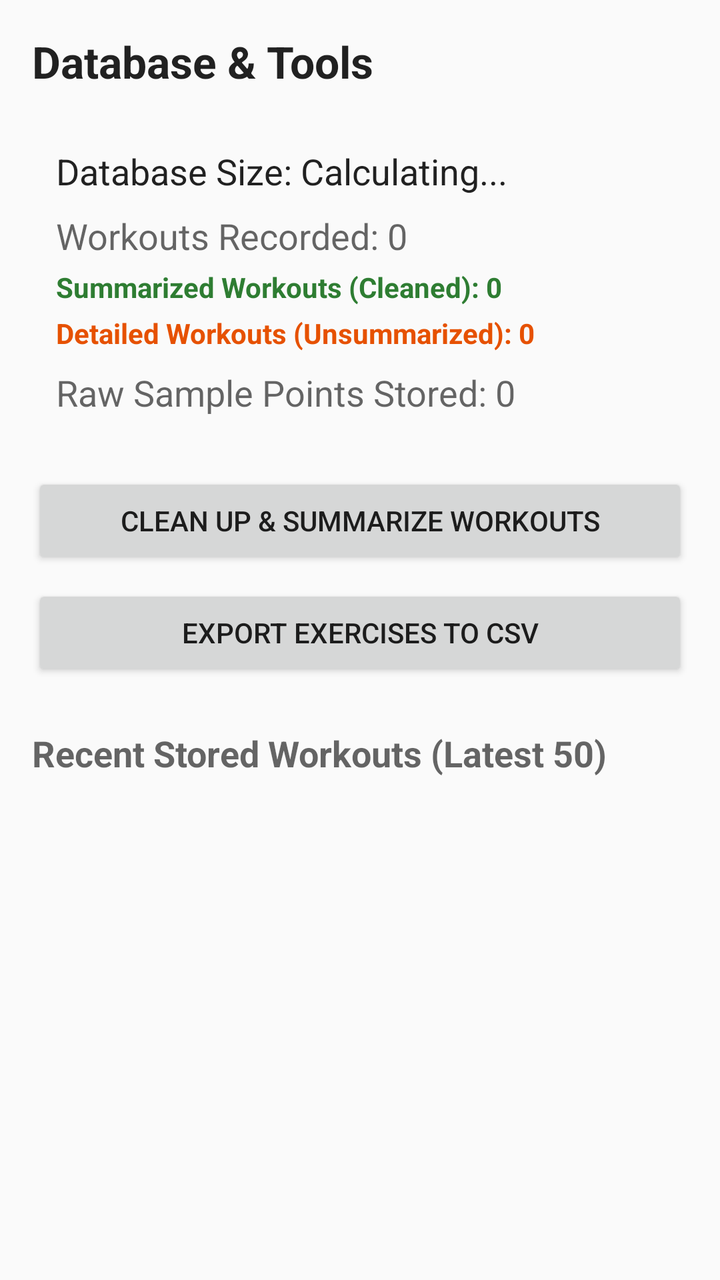
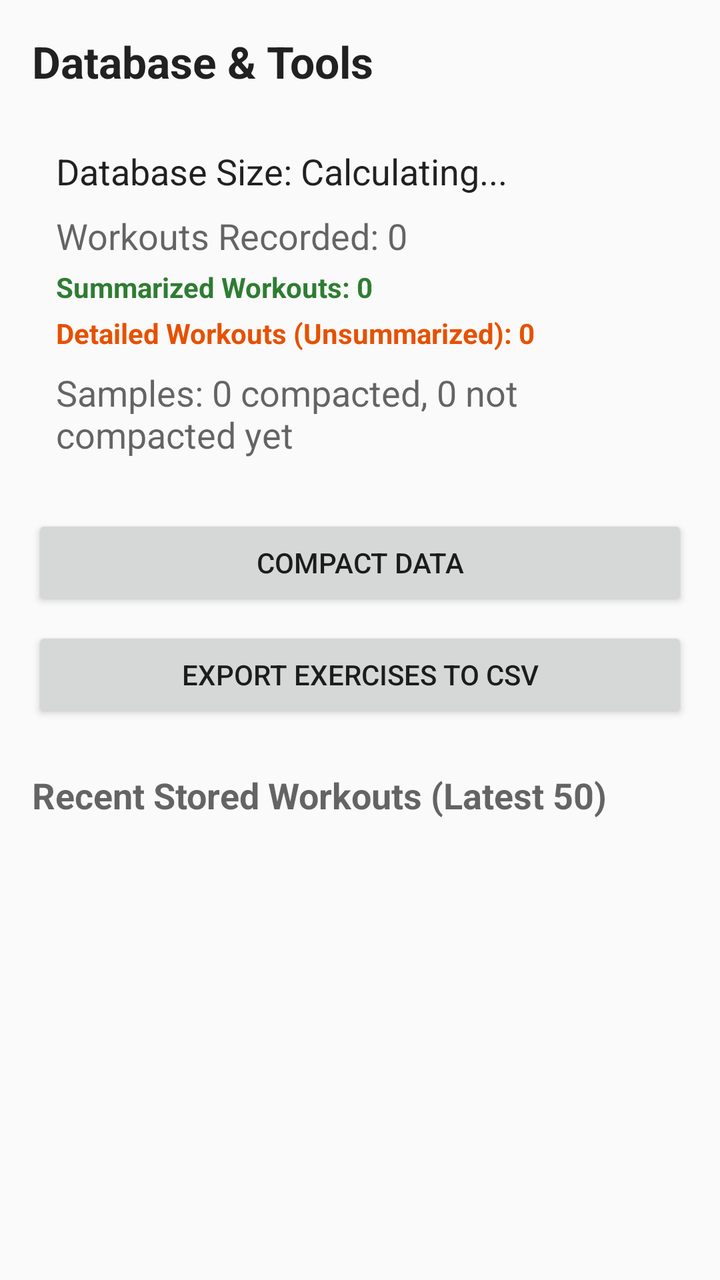

Before-and-after screenshots of an Android layout around one commit, followed by the original layout XML and the change that was made.
<!-- AndroidManifest.xml: application theme AppTheme -->
<!-- res/layout/fragment_history.xml -->
<?xml version="1.0" encoding="utf-8"?>
<androidx.core.widget.NestedScrollView xmlns:android="http://schemas.android.com/apk/res/android"
    xmlns:app="http://schemas.android.com/apk/res-auto"
    xmlns:tools="http://schemas.android.com/tools"
    android:layout_width="match_parent"
    android:layout_height="match_parent"
    android:fillViewport="true">

    <androidx.constraintlayout.widget.ConstraintLayout
        android:layout_width="match_parent"
        android:layout_height="wrap_content"
        android:padding="16dp">

        <TextView
            android:id="@+id/tvToolsTitle"
            android:layout_width="wrap_content"
            android:layout_height="wrap_content"
            android:text="Database &amp; Tools"
            android:textAppearance="@style/TextAppearance.AppCompat.Large"
            android:textStyle="bold"
            app:layout_constraintStart_toStartOf="parent"
            app:layout_constraintTop_toTopOf="parent" />

        <LinearLayout
            android:id="@+id/dbStatsLayout"
            android:layout_width="0dp"
            android:layout_height="wrap_content"
            android:layout_marginTop="16dp"
            android:orientation="vertical"
            android:padding="12dp"
            app:layout_constraintEnd_toEndOf="parent"
            app:layout_constraintStart_toStartOf="parent"
            app:layout_constraintTop_toBottomOf="@id/tvToolsTitle">

            <TextView
                android:id="@+id/tvDatabaseSize"
                android:layout_width="wrap_content"
                android:layout_height="wrap_content"
                android:text="Database Size: Calculating..."
                android:textAppearance="@style/TextAppearance.AppCompat.Medium"
                android:textColor="?android:attr/textColorPrimary" />

            <TextView
                android:id="@+id/tvExerciseCount"
                android:layout_width="wrap_content"
                android:layout_height="wrap_content"
                android:layout_marginTop="8dp"
                android:text="Workouts Recorded: 0"
                android:textAppearance="@style/TextAppearance.AppCompat.Medium"
                android:textColor="?android:attr/textColorSecondary" />

            <TextView
                android:id="@+id/tvSummarizedCount"
                android:layout_width="wrap_content"
                android:layout_height="wrap_content"
                android:layout_marginTop="4dp"
                android:text="Summarized Workouts (Cleaned): 0"
                android:textAppearance="@style/TextAppearance.AppCompat.Small"
                android:textColor="#2E7D32"
                android:textStyle="bold" />

            <TextView
                android:id="@+id/tvUnsummarizedCount"
                android:layout_width="wrap_content"
                android:layout_height="wrap_content"
                android:layout_marginTop="4dp"
                android:text="Detailed Workouts (Unsummarized): 0"
                android:textAppearance="@style/TextAppearance.AppCompat.Small"
                android:textColor="#E65100"
                android:textStyle="bold" />

            <TextView
                android:id="@+id/tvDataPointCount"
                android:layout_width="wrap_content"
                android:layout_height="wrap_content"
                android:layout_marginTop="8dp"
                android:text="Raw Sample Points Stored: 0"
                android:textAppearance="@style/TextAppearance.AppCompat.Medium"
                android:textColor="?android:attr/textColorSecondary" />

        </LinearLayout>

        <Button
            android:id="@+id/btnSummarizeWorkouts"
            android:layout_width="0dp"
            android:layout_height="wrap_content"
            android:layout_marginTop="16dp"
            android:text="Clean Up &amp; Summarize Workouts"
            app:layout_constraintEnd_toEndOf="parent"
            app:layout_constraintStart_toStartOf="parent"
            app:layout_constraintTop_toBottomOf="@id/dbStatsLayout" />

        <Button
            android:id="@+id/exportExerciseBtn"
            android:layout_width="0dp"
            android:layout_height="wrap_content"
            android:layout_marginTop="8dp"
            android:text="Export Exercises to CSV"
            app:layout_constraintEnd_toEndOf="parent"
            app:layout_constraintStart_toStartOf="parent"
            app:layout_constraintTop_toBottomOf="@id/btnSummarizeWorkouts" />

        <TextView
            android:id="@+id/tvWorkoutsHeader"
            android:layout_width="wrap_content"
            android:layout_height="wrap_content"
            android:layout_marginTop="24dp"
            android:text="Recent Stored Workouts (Latest 50)"
            android:textAppearance="@style/TextAppearance.AppCompat.Medium"
            android:textStyle="bold"
            app:layout_constraintStart_toStartOf="parent"
            app:layout_constraintTop_toBottomOf="@id/exportExerciseBtn" />

        <androidx.recyclerview.widget.RecyclerView
            android:id="@+id/rvStoredWorkouts"
            android:layout_width="0dp"
            android:layout_height="wrap_content"
            android:layout_marginTop="8dp"
            app:layout_constraintEnd_toEndOf="parent"
            app:layout_constraintStart_toStartOf="parent"
            app:layout_constraintTop_toBottomOf="@id/tvWorkoutsHeader"
            tools:listitem="@layout/item_stored_workout" />

    </androidx.constraintlayout.widget.ConstraintLayout>
</androidx.core.widget.NestedScrollView>
<!-- res/layout/item_stored_workout.xml (included above) -->
<?xml version="1.0" encoding="utf-8"?>
<androidx.cardview.widget.CardView xmlns:android="http://schemas.android.com/apk/res/android"
    xmlns:app="http://schemas.android.com/apk/res-auto"
    android:layout_width="match_parent"
    android:layout_height="wrap_content"
    android:layout_marginHorizontal="4dp"
    android:layout_marginVertical="6dp"
    app:cardCornerRadius="8dp"
    app:cardElevation="2dp">

    <LinearLayout
        android:layout_width="match_parent"
        android:layout_height="wrap_content"
        android:orientation="vertical"
        android:padding="12dp">

        <LinearLayout
            android:layout_width="match_parent"
            android:layout_height="wrap_content"
            android:gravity="center_vertical"
            android:orientation="horizontal">

            <TextView
                android:id="@+id/tvWorkoutTitle"
                android:layout_width="0dp"
                android:layout_height="wrap_content"
                android:layout_weight="1"
                android:text="Workout #1"
                android:textAppearance="@style/TextAppearance.AppCompat.Medium"
                android:textStyle="bold" />

            <TextView
                android:id="@+id/tvWorkoutStatus"
                android:layout_width="wrap_content"
                android:layout_height="wrap_content"
                android:background="@drawable/bg_status_summarized"
                android:paddingHorizontal="8dp"
                android:paddingVertical="4dp"
                android:text="SUMMARIZED"
                android:textColor="#FFFFFF"
                android:textSize="12sp"
                android:textStyle="bold" />
        </LinearLayout>

        <TextView
            android:id="@+id/tvWorkoutDate"
            android:layout_width="wrap_content"
            android:layout_height="wrap_content"
            android:layout_marginTop="4dp"
            android:text="Date: -"
            android:textColor="?android:attr/textColorSecondary"
            android:textSize="13sp" />

        <TextView
            android:id="@+id/tvWorkoutDetails"
            android:layout_width="match_parent"
            android:layout_height="wrap_content"
            android:layout_marginTop="6dp"
            android:text="No details"
            android:textColor="?android:attr/textColorPrimary"
            android:textSize="13sp" />
    </LinearLayout>
</androidx.cardview.widget.CardView>
<!-- resources referenced by this layout -->
<resources>
  <!-- drawable bg_status_summarized (drawable) -->
  <?xml version="1.0" encoding="utf-8"?>
  <shape xmlns:android="http://schemas.android.com/apk/res/android"
      android:shape="rectangle">
      <solid android:color="#2E7D32" />
      <corners android:radius="12dp" />
  </shape>
  <style name="AppTheme" parent="Theme.AppCompat.Light.DarkActionBar">
          
          <item name="colorPrimary">@color/colorPrimary</item>
          <item name="colorPrimaryDark">@color/colorPrimaryDark</item>
          <item name="colorAccent">@color/colorAccent</item>
      </style>
  <color name="colorPrimary">#008577</color>
  <color name="colorPrimaryDark">#00574B</color>
  <color name="colorAccent">#D81B60</color>
</resources>

<!-- the commit's change to res/layout/fragment_history.xml (unified diff, before → after) -->
@@ -54,7 +54,7 @@
                 android:layout_width="wrap_content"
                 android:layout_height="wrap_content"
                 android:layout_marginTop="4dp"
-                android:text="Summarized Workouts (Cleaned): 0"
+                android:text="Summarized Workouts: 0"
                 android:textAppearance="@style/TextAppearance.AppCompat.Small"
                 android:textColor="#2E7D32"
                 android:textStyle="bold" />
@@ -74,7 +74,7 @@
                 android:layout_width="wrap_content"
                 android:layout_height="wrap_content"
                 android:layout_marginTop="8dp"
-                android:text="Raw Sample Points Stored: 0"
+                android:text="Samples: 0 compacted, 0 not compacted yet"
                 android:textAppearance="@style/TextAppearance.AppCompat.Medium"
                 android:textColor="?android:attr/textColorSecondary" />
 
@@ -85,7 +85,7 @@
             android:layout_width="0dp"
             android:layout_height="wrap_content"
             android:layout_marginTop="16dp"
-            android:text="Clean Up &amp; Summarize Workouts"
+            android:text="Compact Data"
             app:layout_constraintEnd_toEndOf="parent"
             app:layout_constraintStart_toStartOf="parent"
             app:layout_constraintTop_toBottomOf="@id/dbStatsLayout" />
